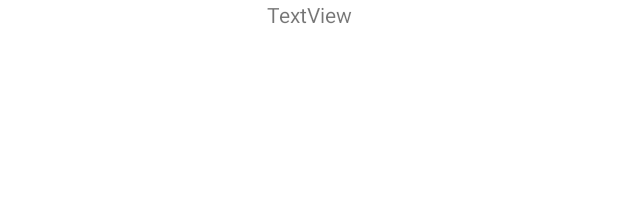
After one commit to cyziek/PUM_Todo_list, an Android app: the layout task_viewer.xml on its own in the app's theme, with its tools: preview values and no code run, on a phone screen of 412 x 824 dp. The commit adds this screen. Shown: the top 198 px of the screen. Run offline under Robolectric (Android 15) with nearby library versions, the phone set to English and light mode, and no system bars.

Commit message:
Poprawki
Tak

```diff
--- a/app/src/main/java/com/example/aplikacjazarzadzaniazadaniami/Zakupy.kt
+++ b/app/src/main/java/com/example/aplikacjazarzadzaniazadaniami/Zakupy.kt
@@ -27,7 +27,6 @@ class Zakupy : Fragment(), AdapterZakupy.OnItemClickListener{
 
     private var _binding: ZakupyBinding? = null
     private val binding get() = _binding!!
-    private var count = 1
 
     private val list = generateDummyList(10)
     private val adapter = AdapterZakupy(list, this)
--- a/app/src/main/res/layout/card_view.xml
+++ b/app/src/main/res/layout/card_view.xml
@@ -37,7 +37,7 @@
             android:layout_alignParentTop="true"
             android:layout_alignParentEnd="true"
             android:layout_marginTop="48dp"
-            android:layout_marginEnd="45dp"
+            android:layout_marginEnd="5dp"
             android:background="@null"
             app:srcCompat="@drawable/ic_baseline_delete_24" />
 
@@ -48,7 +48,7 @@
             android:layout_alignParentTop="true"
             android:layout_alignParentEnd="true"
             android:layout_marginTop="2dp"
-            android:layout_marginEnd="30dp"
+            android:layout_marginEnd="5dp"
             android:text="Termin: " />
 
         <TextView
@@ -58,7 +58,7 @@
             android:layout_alignParentTop="true"
             android:layout_alignParentEnd="true"
             android:layout_marginTop="25dp"
-            android:layout_marginEnd="30dp"
+            android:layout_marginEnd="5dp"
             android:text="Priorytet: " />
     </RelativeLayout>
 
--- /dev/null
+++ b/app/src/main/res/layout/task_viewer.xml
@@ -0,0 +1,16 @@
+<?xml version="1.0" encoding="utf-8"?>
+<androidx.constraintlayout.widget.ConstraintLayout xmlns:android="http://schemas.android.com/apk/res/android"
+    xmlns:app="http://schemas.android.com/apk/res-auto"
+    xmlns:tools="http://schemas.android.com/tools"
+    android:layout_width="match_parent"
+    android:layout_height="match_parent">
+
+    <TextView
+        android:id="@+id/test"
+        android:layout_width="wrap_content"
+        android:layout_height="wrap_content"
+        android:text="TextView"
+        app:layout_constraintEnd_toEndOf="parent"
+        app:layout_constraintStart_toStartOf="parent"
+        app:layout_constraintTop_toTopOf="parent" />
+</androidx.constraintlayout.widget.ConstraintLayout>
```
Also changed, not shown: app/src/main/java/com/example/aplikacjazarzadzaniazadaniami/Adapter.kt (+28 -2 lines), app/src/main/java/com/example/aplikacjazarzadzaniazadaniami/AdapterZakupy.kt (+0 -8 lines), app/src/main/java/com/example/aplikacjazarzadzaniazadaniami/TaskViewer.kt (added, +33 -0 lines), app/src/main/java/com/example/aplikacjazarzadzaniazadaniami/TodoList.kt (+18 -2 lines), app/src/main/res/navigation/nav_graph.xml (+20 -3 lines).
